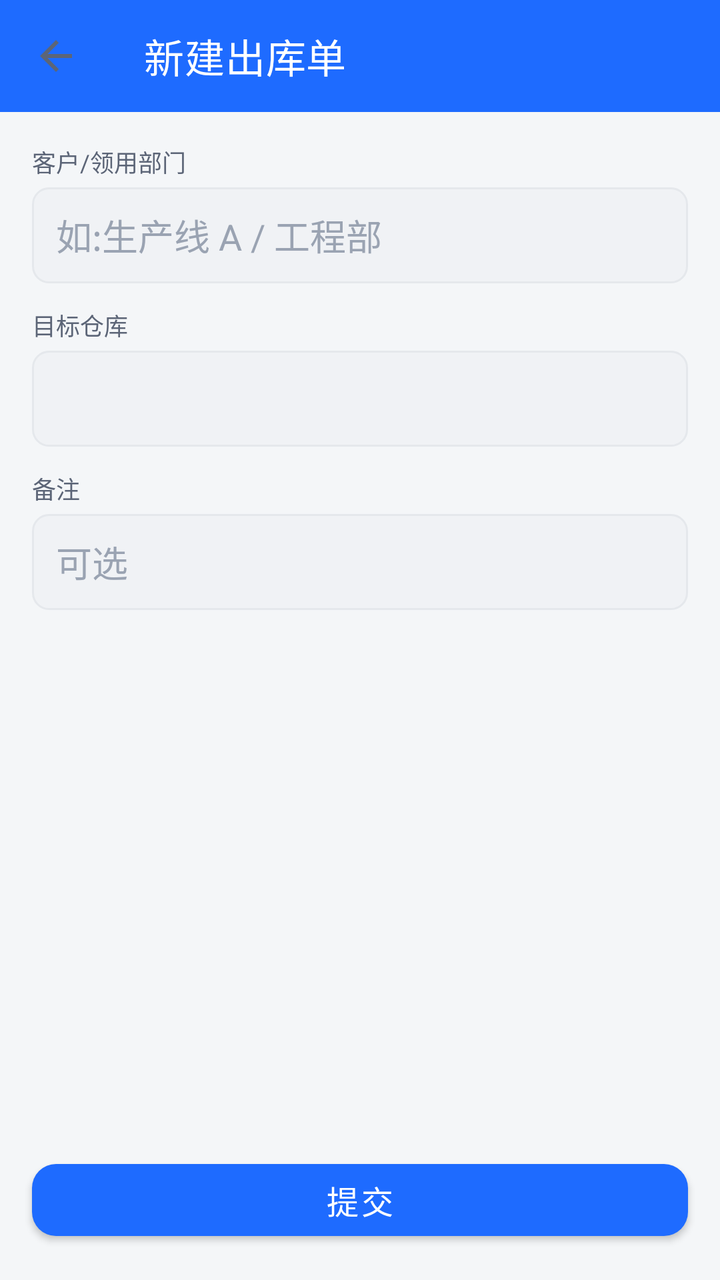
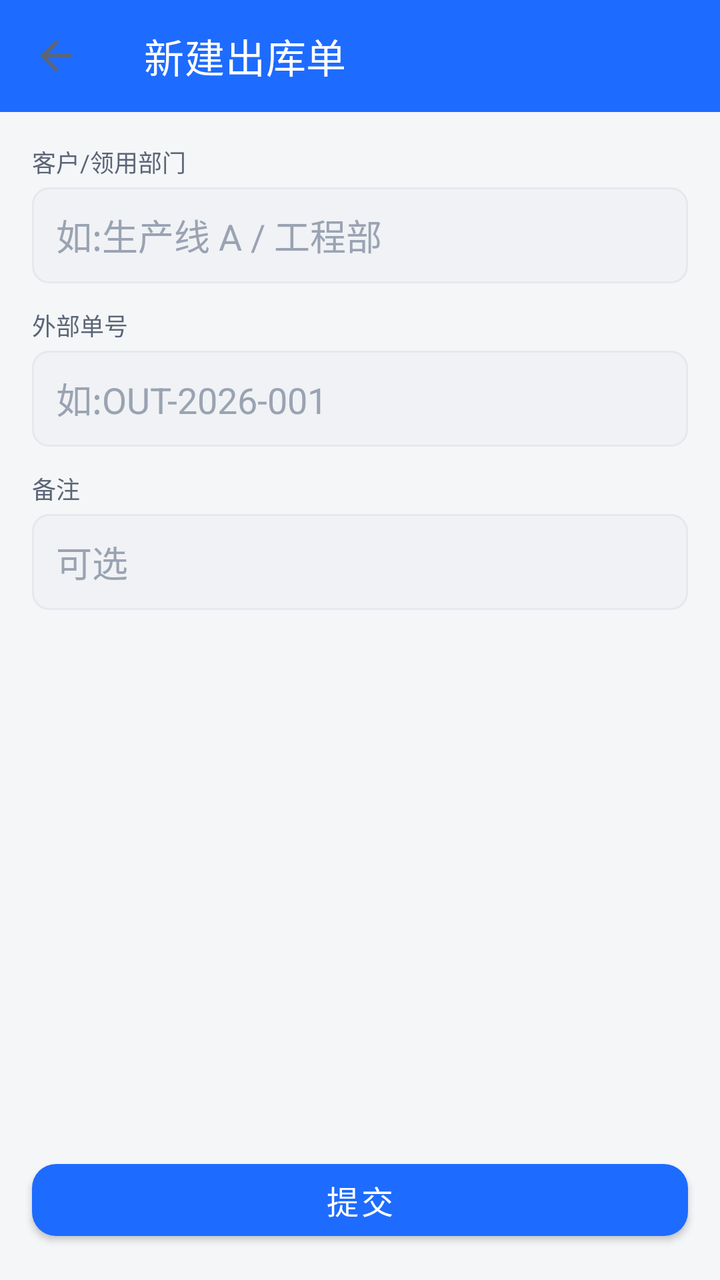

Compare the two renders of this Android layout. The source of the first and the diff that turns it into the second are given below.
<!-- AndroidManifest.xml: application theme Theme.SimpleWmsPda -->
<!-- res/layout/activity_outbound_new.xml -->
<?xml version="1.0" encoding="utf-8"?>
<LinearLayout xmlns:android="http://schemas.android.com/apk/res/android"
    xmlns:app="http://schemas.android.com/apk/res-auto"
    android:layout_width="match_parent"
    android:layout_height="match_parent"
    android:orientation="vertical"
    android:background="@color/bg_page">

    <com.google.android.material.appbar.MaterialToolbar
        android:id="@+id/toolbar"
        android:layout_width="match_parent"
        android:layout_height="?attr/actionBarSize"
        android:background="@color/primary"
        app:title="@string/outbound_new_title"
        app:titleTextColor="@color/on_primary"
        app:navigationIcon="?attr/homeAsUpIndicator" />

    <ScrollView
        android:layout_width="match_parent"
        android:layout_height="0dp"
        android:layout_weight="1">

        <LinearLayout
            android:layout_width="match_parent"
            android:layout_height="wrap_content"
            android:orientation="vertical"
            android:padding="@dimen/space_lg">

            <TextView android:text="@string/outbound_customer" style="@style/Text.Caption"
                android:layout_width="wrap_content" android:layout_height="wrap_content" />
            <EditText
                android:id="@+id/et_customer"
                android:layout_width="match_parent"
                android:layout_height="@dimen/touch_min"
                android:layout_marginTop="@dimen/space_xs"
                android:background="@drawable/bg_input"
                android:paddingStart="@dimen/space_md"
                android:paddingEnd="@dimen/space_md"
                android:hint="如:生产线 A / 工程部"
                android:textColor="@color/text_primary"
                android:textColorHint="@color/text_hint"
                android:inputType="text" />

            <TextView android:text="@string/inbound_warehouse" style="@style/Text.Caption"
                android:layout_width="wrap_content" android:layout_height="wrap_content"
                android:layout_marginTop="@dimen/space_md" />
            <Spinner
                android:id="@+id/sp_warehouse"
                android:layout_width="match_parent"
                android:layout_height="@dimen/touch_min"
                android:layout_marginTop="@dimen/space_xs"
                android:background="@drawable/bg_input" />

            <TextView android:text="@string/inbound_remark" style="@style/Text.Caption"
                android:layout_width="wrap_content" android:layout_height="wrap_content"
                android:layout_marginTop="@dimen/space_md" />
            <EditText
                android:id="@+id/et_remark"
                android:layout_width="match_parent"
                android:layout_height="@dimen/touch_min"
                android:layout_marginTop="@dimen/space_xs"
                android:background="@drawable/bg_input"
                android:paddingStart="@dimen/space_md"
                android:paddingEnd="@dimen/space_md"
                android:hint="可选"
                android:textColor="@color/text_primary"
                android:textColorHint="@color/text_hint"
                android:inputType="text" />
        </LinearLayout>
    </ScrollView>

    <com.google.android.material.button.MaterialButton
        android:id="@+id/btn_submit"
        android:layout_width="match_parent"
        android:layout_height="wrap_content"
        android:layout_margin="@dimen/space_lg"
        android:text="@string/action_submit" />
</LinearLayout>
<!-- resources referenced by this layout -->
<resources>
  <color name="bg_page">#F4F6F8</color>
  <color name="on_primary">#FFFFFF</color>
  <color name="primary">#1E6BFF</color>
  <color name="text_hint">#9AA3B2</color>
  <color name="text_primary">#1A2233</color>
  <dimen name="space_lg">16dp</dimen>
  <dimen name="space_md">12dp</dimen>
  <dimen name="space_xs">4dp</dimen>
  <dimen name="touch_min">48dp</dimen>
  <!-- drawable bg_input (drawable) -->
  <?xml version="1.0" encoding="utf-8"?>
  <shape xmlns:android="http://schemas.android.com/apk/res/android" android:shape="rectangle">
      <solid android:color="@color/bg_subtle" />
      <corners android:radius="8dp" />
      <stroke android:width="1dp" android:color="@color/divider" />
  </shape>
  <string name="action_submit">提交</string>
  <string name="inbound_remark">备注</string>
  <string name="inbound_warehouse">目标仓库</string>
  <string name="outbound_customer">客户/领用部门</string>
  <string name="outbound_new_title">新建出库单</string>
  <style name="Text.Caption">
          <item name="android:textSize">@dimen/text_caption</item>
          <item name="android:textColor">@color/text_secondary</item>
      </style>
  <style name="Theme.SimpleWmsPda" parent="Theme.SimpleWMS" />
  <color name="bg_subtle">#F0F2F5</color>
  <color name="divider">#E5E8EC</color>
  <dimen name="text_caption">12sp</dimen>
  <color name="text_secondary">#5C6577</color>
  <style name="Theme.SimpleWMS" parent="Theme.MaterialComponents.Light.NoActionBar">
          <item name="colorPrimary">@color/primary</item>
          <item name="colorPrimaryDark">@color/primary_dark</item>
          <item name="colorAccent">@color/accent</item>
          <item name="android:windowBackground">@color/bg_page</item>
          <item name="android:statusBarColor">@color/primary_dark</item>
          <item name="android:navigationBarColor">@color/bg_card</item>
          <item name="android:textColorPrimary">@color/text_primary</item>
          <item name="android:textColorSecondary">@color/text_secondary</item>
          <item name="materialButtonStyle">@style/Widget.SimpleWMS.Button</item>
      </style>
  <color name="primary_dark">#0E4CCB</color>
  <color name="accent">#00B894</color>
  <color name="bg_card">#FFFFFF</color>
  <style name="Widget.SimpleWMS.Button" parent="Widget.MaterialComponents.Button">
          <item name="cornerRadius">@dimen/card_corner</item>
          <item name="android:minHeight">@dimen/touch_min</item>
          <item name="android:textSize">@dimen/text_subtitle</item>
      </style>
  <dimen name="card_corner">12dp</dimen>
  <dimen name="text_subtitle">16sp</dimen>
</resources>

<!-- the commit's change to res/layout/activity_outbound_new.xml (unified diff, before → after) -->
@@ -41,15 +41,21 @@
                 android:textColorHint="@color/text_hint"
                 android:inputType="text" />
 
-            <TextView android:text="@string/inbound_warehouse" style="@style/Text.Caption"
+            <TextView android:text="@string/inbound_external_no" style="@style/Text.Caption"
                 android:layout_width="wrap_content" android:layout_height="wrap_content"
                 android:layout_marginTop="@dimen/space_md" />
-            <Spinner
-                android:id="@+id/sp_warehouse"
+            <EditText
+                android:id="@+id/et_external_no"
                 android:layout_width="match_parent"
                 android:layout_height="@dimen/touch_min"
                 android:layout_marginTop="@dimen/space_xs"
-                android:background="@drawable/bg_input" />
+                android:background="@drawable/bg_input"
+                android:paddingStart="@dimen/space_md"
+                android:paddingEnd="@dimen/space_md"
+                android:hint="如:OUT-2026-001"
+                android:textColor="@color/text_primary"
+                android:textColorHint="@color/text_hint"
+                android:inputType="text" />
 
             <TextView android:text="@string/inbound_remark" style="@style/Text.Caption"
                 android:layout_width="wrap_content" android:layout_height="wrap_content"
<!-- resource entries referenced after the edit -->
@@ -17,8 +17,8 @@
       <stroke android:width="1dp" android:color="@color/divider" />
   </shape>
   <string name="action_submit">提交</string>
+  <string name="inbound_external_no">外部单号</string>
   <string name="inbound_remark">备注</string>
-  <string name="inbound_warehouse">目标仓库</string>
   <string name="outbound_customer">客户/领用部门</string>
   <string name="outbound_new_title">新建出库单</string>
   <style name="Text.Caption">
